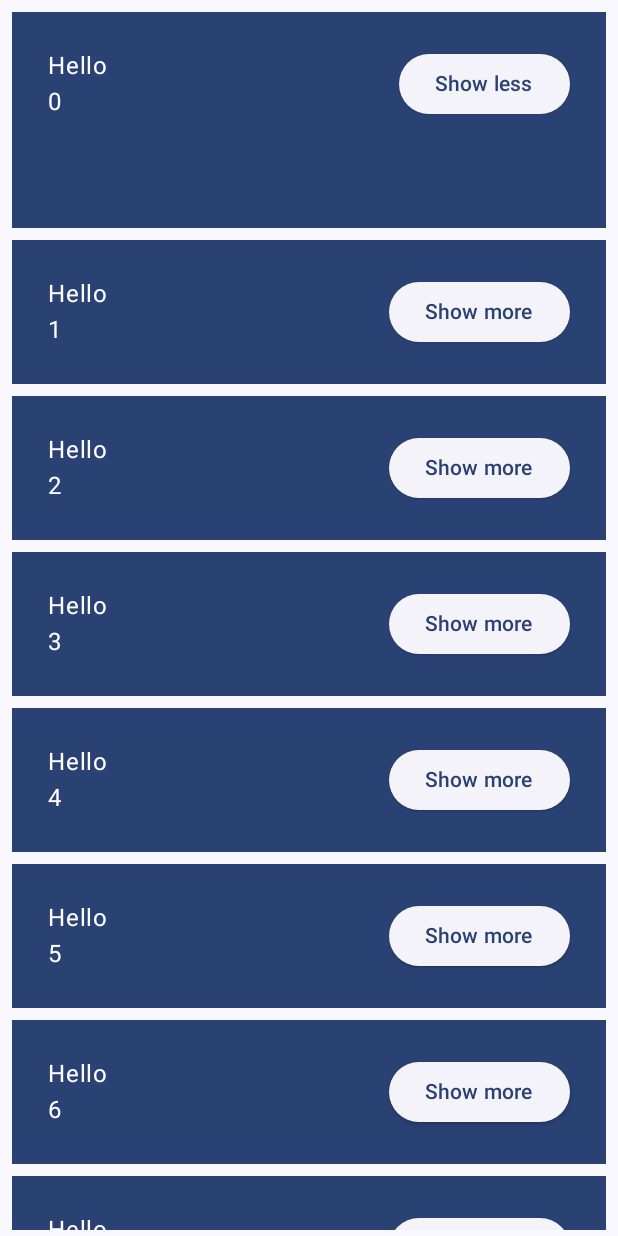
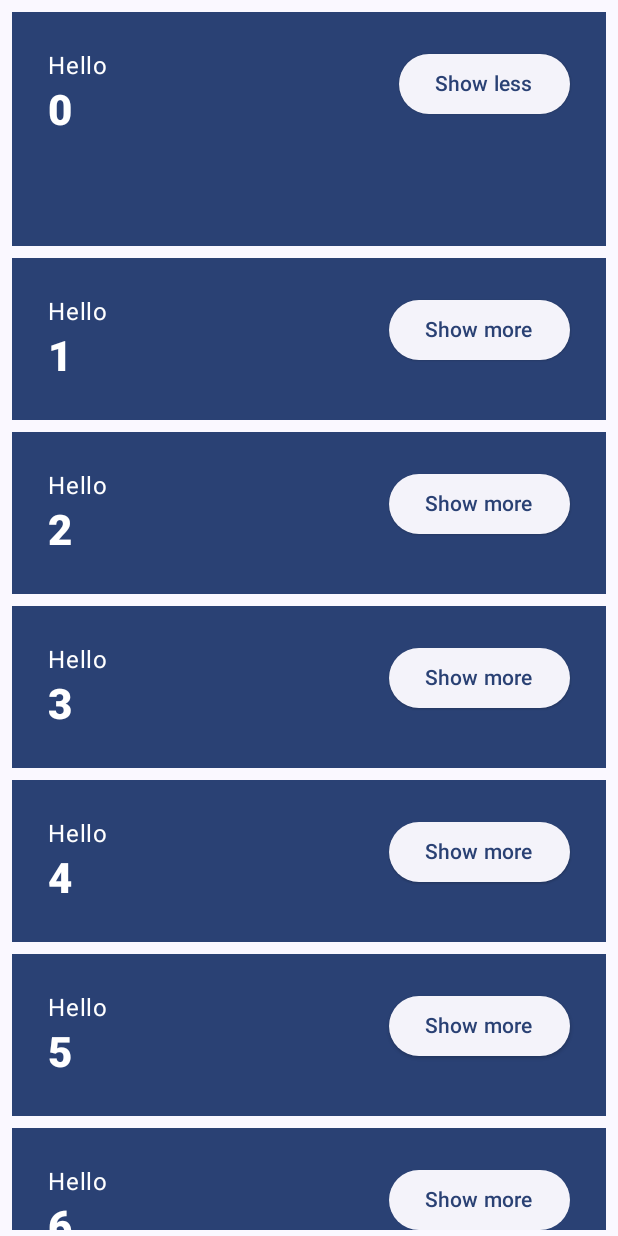
Before and after one commit to sh1mj1/Kotlin-Android-Learning-Test, an Android app built with Jetpack Compose: the screen it shows after launch (BasicComposeActivity), after a tap on "Show more", on a phone screen of 412 x 824 dp. Run offline under Robolectric (Android 15) with nearby library versions, the phone set to English and light mode, and no system bars; 1 other tap on this screen came first.

Commit message:
feat: Stying

```diff
--- a/app/src/main/java/com/example/learningtest/compose/basic/codelab/GreetingV7.kt
+++ b/app/src/main/java/com/example/learningtest/compose/basic/codelab/GreetingV7.kt
@@ -11,17 +11,19 @@ import androidx.compose.material3.Text
 import androidx.compose.runtime.Composable
 import androidx.compose.runtime.getValue
 import androidx.compose.runtime.mutableStateOf
-import androidx.compose.runtime.remember
 import androidx.compose.runtime.saveable.rememberSaveable
 import androidx.compose.ui.Modifier
+import androidx.compose.ui.text.font.FontWeight
 import androidx.compose.ui.tooling.preview.Preview
+import androidx.compose.ui.unit.coerceAtLeast
 import androidx.compose.ui.unit.dp
 
 @Composable
 fun GreetingV7(name: String) {
     val expanded = rememberSaveable { mutableStateOf(false) }
     val extraPadding by animateDpAsState(
-        if (expanded.value) 48.dp else 0.dp, label = "extraPaddingAnimation",
+        if (expanded.value) 48.dp else 0.dp,
+        label = "extraPaddingAnimation",
     )
 
     Surface(
@@ -31,12 +33,18 @@ fun GreetingV7(name: String) {
         Row(modifier = Modifier.padding(24.dp)) {
             Column(
                 modifier =
-                Modifier
-                    .weight(1f)
-                    .padding(bottom = extraPadding),
+                    Modifier
+                        .weight(1f)
+                        .padding(bottom = extraPadding.coerceAtLeast(0.dp)),
             ) {
                 Text(text = "Hello")
-                Text(text = name)
+                Text(
+                    text = name,
+                    style =
+                        MaterialTheme.typography.headlineMedium.copy(
+                            fontWeight = FontWeight.ExtraBold,
+                        ),
+                )
             }
             ElevatedButton(
                 onClick = { expanded.value = !expanded.value },
--- a/app/src/main/java/com/example/learningtest/ui/theme/Color.kt
+++ b/app/src/main/java/com/example/learningtest/ui/theme/Color.kt
@@ -9,3 +9,8 @@ val Pink80 = Color(0xFFEFB8C8)
 val Purple40 = Color(0xFF6650a4)
 val PurpleGrey40 = Color(0xFF625b71)
 val Pink40 = Color(0xFF7D5260)
+
+val Navy = Color(0xFF073042)
+val Blue = Color(0xFF4285F4)
+val LightBlue = Color(0xFFD7EFFE)
+val Chartreuse = Color(0xFFEFF7CF)
--- a/app/src/main/java/com/example/learningtest/ui/theme/Theme.kt
+++ b/app/src/main/java/com/example/learningtest/ui/theme/Theme.kt
@@ -8,20 +8,23 @@ import androidx.compose.material3.dynamicDarkColorScheme
 import androidx.compose.material3.dynamicLightColorScheme
 import androidx.compose.material3.lightColorScheme
 import androidx.compose.runtime.Composable
+import androidx.compose.ui.graphics.Color
 import androidx.compose.ui.platform.LocalContext
 
 private val DarkColorScheme =
     darkColorScheme(
-        primary = Purple80,
-        secondary = PurpleGrey80,
-        tertiary = Pink80,
+        surface = Blue,
+        onSurface = Navy,
+        primary = Navy,
+        onPrimary = Chartreuse,
     )
 
 private val LightColorScheme =
     lightColorScheme(
-        primary = Purple40,
-        secondary = PurpleGrey40,
-        tertiary = Pink40,
+        surface = Blue,
+        onSurface = Color.White,
+        primary = LightBlue,
+        onPrimary = Navy,
     /* Other default colors to override
     background = Color(0xFFFFFBFE),
     surface = Color(0xFFFFFBFE),
```
Also changed, not shown: app/src/main/java/com/example/learningtest/compose/basic/codelab/GreetingsV2.kt (+19 -2 lines).
